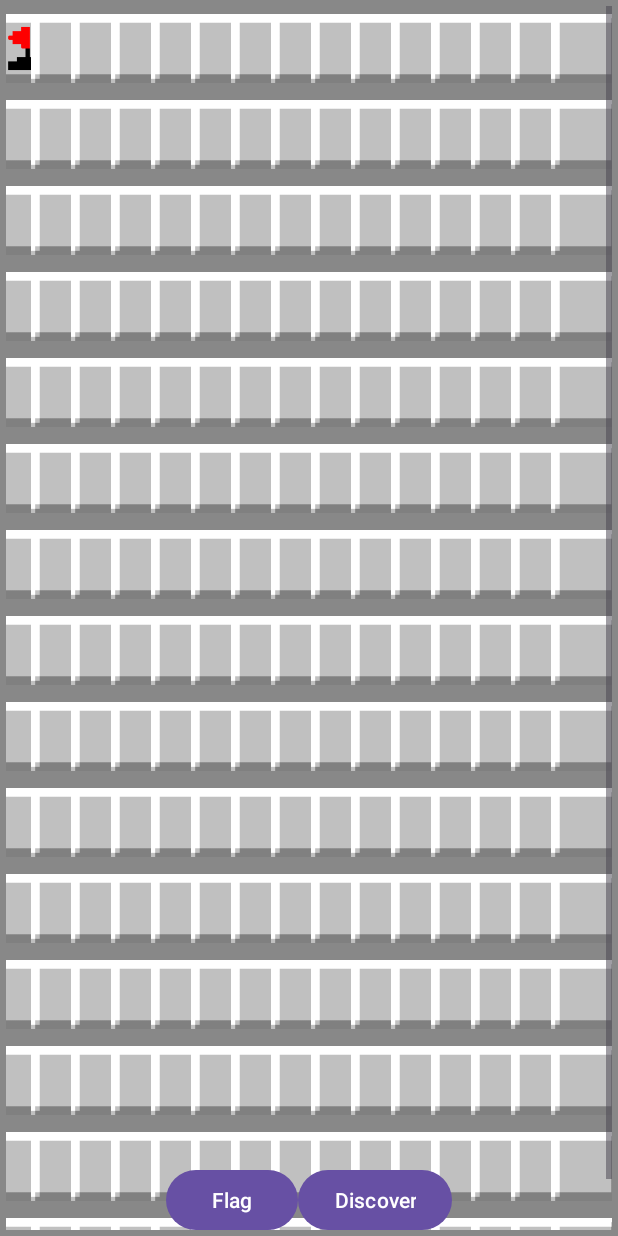
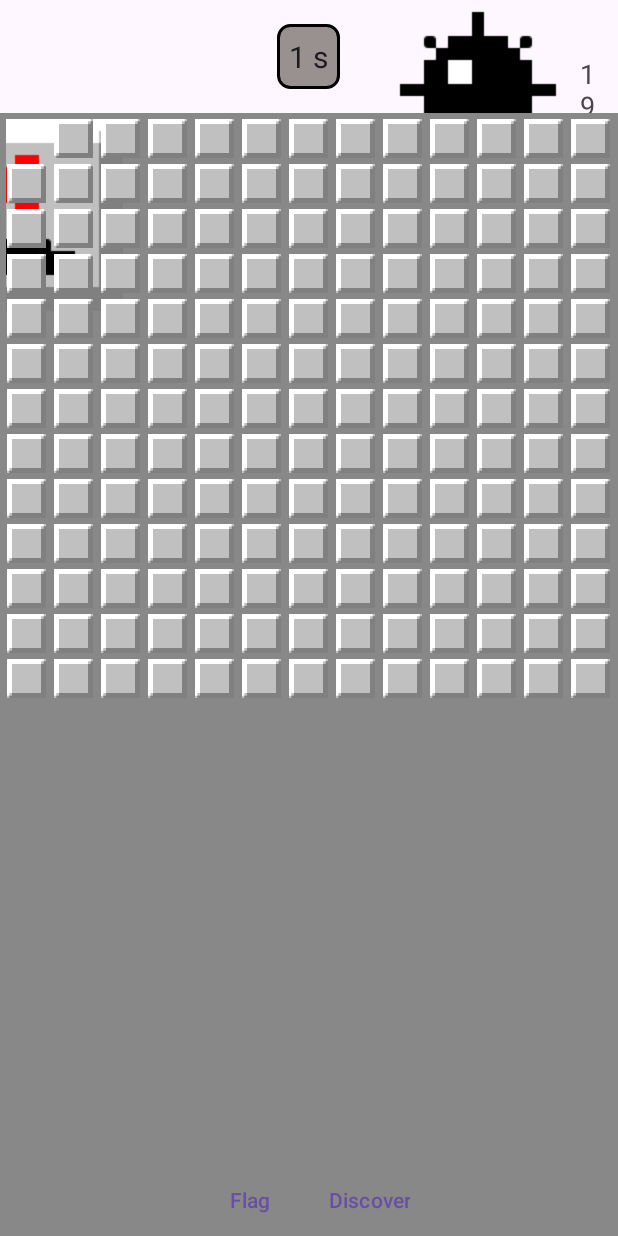
Before and after one commit to eblouet42/Intro-dep-info-D-mineur, an Android app: the screen it shows after launch (MainActivity), after a tap on "Discover", on a phone screen of 412 x 824 dp. Run offline under Robolectric (Android 15) with nearby library versions, the phone set to English and light mode, and no system bars; 1 other tap on this screen came first.

Commit message:
chrono, fin de partie, compteur de bombes(à modif la taille/design)

```diff
--- a/app/src/main/java/mines/hayma/minesweeper/Grille.java
+++ b/app/src/main/java/mines/hayma/minesweeper/Grille.java
@@ -1,15 +1,11 @@
 package mines.hayma.minesweeper;
-
-import android.content.Context;
-import android.widget.ImageView;
-
 import java.util.Random;
 
 public class Grille {
-    private int lignes;
-    private int colonnes;
-    private int nbMines;
-    private Case[][] cases;
+    private final int lignes;
+    private final int colonnes;
+    public static int nbMines;
+    private final Case[][] cases;
 
     public Case[][] getCases() {
         return cases;
@@ -18,7 +14,7 @@ public class Grille {
     public Grille(int lignes, int colonnes, int nbMines){
         this.lignes = lignes;
         this.colonnes = colonnes;
-        this.nbMines = nbMines;
+        Grille.nbMines = nbMines;
         cases = new Case[lignes][colonnes];
         initialisation();
     }
@@ -57,13 +53,13 @@ public class Grille {
 
     private void placerMines() {
         Random random = new Random();
-        int minesPlacées = 0;
-        while (minesPlacées<nbMines){
+        int minesPlacees = 0;
+        while (minesPlacees<nbMines){
             int ligne = random.nextInt(lignes);
             int colonne = random.nextInt(colonnes);
             if (!cases[ligne][colonne].hasMine) {
                 cases[ligne][colonne].setMine(true);
-                minesPlacées++;
+                minesPlacees++;
             }
         }
     }
--- a/app/src/main/java/mines/hayma/minesweeper/MainActivity.java
+++ b/app/src/main/java/mines/hayma/minesweeper/MainActivity.java
@@ -1,70 +1,154 @@
 package mines.hayma.minesweeper;
 
+import android.annotation.SuppressLint;
 import android.graphics.Color;
 import android.os.Bundle;
-import android.view.View;
-import android.widget.AdapterView;
+import android.os.SystemClock;
 import android.widget.Button;
+import android.widget.Chronometer;
 import android.widget.GridView;
 import android.widget.ImageView;
+import android.widget.TextView;
 import android.widget.Toast;
 
 import androidx.appcompat.app.AppCompatActivity;
 
 public class MainActivity extends AppCompatActivity {
     private Grille grille;
-    private GridView gridView;
     private MineAdapter mineAdapter;
-    private Case selectedCase;
+    private boolean debut=false;
+    private boolean fingame=false;
+    private TextView minesrestantes;
+    private int nbdrapos = 0;
+
     ImageView caseSelect;
     int x;
     int y;
-    int colorSelected = Color.parseColor("#80FFFFFF");
-    int colorNormal = Color.TRANSPARENT;
+    int colorSelected=Color.parseColor("#80FFFFFF");
+    int colorNormal=Color.TRANSPARENT;
+    @SuppressLint("SetTextI18n")
     @Override
     protected void onCreate(Bundle savedInstanceState) {
+
         super.onCreate(savedInstanceState);
         setContentView(R.layout.activity_main);
+
         // Initialisation de la grille; faire varier gridSize et nbMines à l'avenir
-        int gridSize = 15;
-        int nbMines = 40;
+        int gridSize=13;
+        int nbMines=20;
         grille = new Grille(gridSize, gridSize, nbMines);
 
+        // Le chrono il est là
+        Chronometer chrono=findViewById(R.id.Chronometer);
+        chrono.setOnChronometerTickListener(chronometer -> {
+            long elapsedMillis=SystemClock.elapsedRealtime()-chronometer.getBase();
+            chronometer.setText(elapsedMillis/1000+" s");
+        });
 
+        // Le compteur de mines restantes
+        minesrestantes=findViewById(R.id.Minesrestantes);
+        updateminesrestantes();
         // La gridView en elle-même
-        gridView = findViewById(R.id.gridView);
+        GridView gridView = findViewById(R.id.gridView);
         gridView.setNumColumns(gridSize);
+
         // L'adapteur qui actualise tous les objets de la gridView
         mineAdapter = new MineAdapter(this, grille);
         gridView.setAdapter(mineAdapter);
 
         // Lorsque l'utilisateur clique sur un élément qui est repéré par sa view, sa position, son id...
-        gridView.setOnItemClickListener(new AdapterView.OnItemClickListener() {
-            @Override
-            public void onItemClick(AdapterView<?> parent, View view, int position, long id) {
+        gridView.setOnItemClickListener((parent, view, position, id) -> {
+
             // Récupérer l'objet de la case cliquée
             if (caseSelect!=null) {
                 caseSelect.setBackgroundColor(colorNormal);
             }
-                caseSelect = (ImageView) view;
+            caseSelect=(ImageView) view;
             caseSelect.setBackgroundColor(colorSelected);
             x = position%grille.getLignes();
             y = position/grille.getColonnes();
+        });
+
+        Button btnFlag=findViewById(R.id.btnFlag);
+        btnFlag.setOnClickListener(v -> {
+            if (!fingame) {
+                grille.getCases()[x][y].mark();
+                if (grille.getCases()[x][y].isMarked){
+                    nbdrapos++;
+                }else{
+                    nbdrapos--;
+                }
+                updateminesrestantes();
+                mineAdapter.notifyDataSetChanged();
             }
         });
 
-        Button btnFlag = findViewById(R.id.btnFlag);
-        btnFlag.setOnClickListener(v -> {
-            grille.getCases()[x][y].mark();
+        Button btnDiscover=findViewById(R.id.btnDiscover);
+        btnDiscover.setOnClickListener(v -> {
+            if (!fingame){
+
+                // On lance le chrono à la première case découverte
+                if (!debut) {
+                    chrono.setBase(SystemClock.elapsedRealtime());
+                    chrono.start();
+                    debut=true;
+                }
+                grille.click(x, y);
+
+                // Après chaque découverte, on vérifie si le jeu est terminé ou non
+                if (ezwin()) {
+                    Toast.makeText(this, "gg wp no re", Toast.LENGTH_SHORT).show();
+                    chrono.stop();
+                    revealbombs();
+                    fingame=true;
+                } else if (isnoob()) {
+                    Toast.makeText(this, "ah tu t'es trompé...", Toast.LENGTH_SHORT).show();
+                    chrono.stop();
+                    revealbombs();
+                    fingame=true;
+                }
                 mineAdapter.notifyDataSetChanged();
-        });
-
-        Button btnDiscover = findViewById(R.id.btnDiscover);
-        btnDiscover.setOnClickListener(v -> {
-            grille.click(x,y);
-            mineAdapter.notifyDataSetChanged();
+            }
         });
     }
+    private void updateminesrestantes(){
+        int nbminesrestantes = Grille.nbMines - nbdrapos;
+        minesrestantes.setText(String.valueOf(nbminesrestantes));
+    }
+    // Le jeu est gagné lorsque toutes les cases sans mines sont découvertes
+    private boolean ezwin() {
+        for (int i=0;i<grille.getLignes();i++) {
+            for (int j=0;j<grille.getColonnes();j++) {
+                Case c=grille.getCases()[i][j];
+                if (!c.isClicked && !c.hasMine) {
+                    return false;
+                }
+            }
+        }
+        return true;
+    }
 
-
+    // Le jeu est perdu quand une case est découverte et a une mine
+    private boolean isnoob() {
+        for (int i=0;i<grille.getLignes();i++) {
+            for (int j=0;j<grille.getColonnes();j++) {
+                Case c=grille.getCases()[i][j];
+                if (c.isClicked && c.hasMine) {
+                    return true;
                 }
+            }
+        }
+        return false;
+    }
+    // On découvre toutes les bombes en fin de partie
+    private void revealbombs(){
+        for (int i=0;i<grille.getLignes();i++){
+            for (int j=0;j<grille.getColonnes();j++){
+                Case c=grille.getCases()[i][j];
+                if (c.hasMine){
+                    c.click();
+                }
+            }
+        }
+    }
+}
--- a/app/src/main/java/mines/hayma/minesweeper/MineAdapter.java
+++ b/app/src/main/java/mines/hayma/minesweeper/MineAdapter.java
@@ -1,5 +1,6 @@
 package mines.hayma.minesweeper;
 
+import android.annotation.SuppressLint;
 import android.content.Context;
 import android.graphics.Color;
 import android.graphics.drawable.StateListDrawable;
@@ -11,9 +12,9 @@ import android.widget.ImageView;
 public class MineAdapter extends BaseAdapter {
 
     // Trucs de la doc
-    private Context context;
-    private Grille grille;
-    private int selectedPosition = -1;
+    private final Context context;
+    private final Grille grille;
+
     public MineAdapter(Context context, Grille grille)
         {this.context = context;
         this.grille = grille;}
@@ -33,6 +34,7 @@ public class MineAdapter extends BaseAdapter {
         {return position;}
     // jsp à quoi ça sert, à rien pr l'instant mais la doc le définit quand même
 
+    @SuppressLint("UseCompatLoadingForDrawables")
     @Override
     //Explanation
     //int position : la position de l'élément dans la liste ou la grille.
@@ -44,15 +46,15 @@ public class MineAdapter extends BaseAdapter {
 
         if (convertView == null)
             {imageView = new ImageView(context);
-            imageView.setLayoutParams(new ViewGroup.LayoutParams(85, 85));
-            imageView.setScaleType(ImageView.ScaleType.CENTER_CROP);
-            imageView.setPadding(8, 8, 8, 8);}
+                int size = parent.getWidth() / grille.getColonnes()-8;
+                imageView.setLayoutParams(new ViewGroup.LayoutParams(size, size));
+                imageView.setScaleType(ImageView.ScaleType.CENTER_CROP);
+            }
 
             //Si convertView est null, cela signifie qu'il n'y a pas de vue réutilisable disponible, donc une nouvelle vue doit être créée.
             //imageView = new ImageView(context); : crée une nouvelle instance de ImageView en utilisant le contexte de l'application ou de l'activité.
             //imageView.setLayoutParams(new ViewGroup.LayoutParams(85, 85)); : définit les paramètres de mise en page pour l'image, ici une taille fixe de 85x85 pixels.
             //imageView.setScaleType(ImageView.ScaleType.CENTER_CROP); : définit le type de mise à l'échelle de l'image. CENTER_CROP ajuste l'image pour qu'elle remplisse l'espace de l'ImageView, tout en conservant le ratio d'aspect de l'image.
-            //imageView.setPadding(8, 8, 8, 8); : définit une marge intérieure (padding) de 8 pixels sur tous les côtés de l'image.
 
         else
             {imageView = (ImageView) convertView;}
@@ -66,6 +68,7 @@ public class MineAdapter extends BaseAdapter {
         imageView.setBackground(stateListDrawable);
 
         imageView.setImageResource(R.drawable.untouched);
+        int selectedPosition = -1;
         if (position == selectedPosition){
             imageView.setBackgroundColor(colorSelected);
         }
@@ -85,7 +88,7 @@ public class MineAdapter extends BaseAdapter {
             }
                 // On set une image de bombe si on clique sur une bombe
             else {
-                int resId = context.getResources().getIdentifier("number" + c.getMinesVoisines(), "drawable", context.getPackageName());
+                @SuppressLint("DiscouragedApi") int resId = context.getResources().getIdentifier("number" + c.getMinesVoisines(), "drawable", context.getPackageName());
                 imageView.setImageResource(resId);
             }
         }
--- /dev/null
+++ b/app/src/main/res/drawable/chrono_bg.xml
@@ -0,0 +1,7 @@
+<shape xmlns:android="http://schemas.android.com/apk/res/android">
+    <solid android:color="#999090" /> <!-- Fond blanc -->
+    <corners android:radius="8dp" /> <!-- Coins arrondis -->
+    <stroke
+        android:width="2dp"
+        android:color="#000000" /> <!-- Bordure noire -->
+</shape>
--- a/app/src/main/res/layout/activity_main.xml
+++ b/app/src/main/res/layout/activity_main.xml
@@ -1,8 +1,32 @@
 <RelativeLayout xmlns:android="http://schemas.android.com/apk/res/android"
+    xmlns:app="http://schemas.android.com/apk/res-auto"
     xmlns:tools="http://schemas.android.com/tools"
     android:layout_width="match_parent"
     android:layout_height="match_parent"
     tools:context=".MainActivity">
+
+    <Chronometer
+        android:id="@+id/Chronometer"
+        android:layout_width="wrap_content"
+        android:layout_height="wrap_content"
+        android:layout_alignParentTop="true"
+        android:layout_centerHorizontal="true"
+        android:layout_margin="16dp"
+        android:padding="8dp"
+        android:textSize="20sp"
+        android:background="@drawable/chrono_bg" />
+
+    <TextView
+        android:id="@+id/Minesrestantes"
+        android:layout_width="wrap_content"
+        android:layout_height="wrap_content"
+        android:layout_toEndOf="@id/Chronometer"
+        android:layout_marginStart="16dp"
+        android:layout_marginEnd="16dp"
+        android:gravity="center_vertical"
+        android:textSize="18sp"
+        android:drawablePadding="8dp"
+        app:drawableStartCompat="@drawable/bomb" />
 
     <GridView
         android:id="@+id/gridView"
@@ -11,13 +35,14 @@
         android:addStatesFromChildren="true"
         android:background="#888"
         android:gravity="center"
-        android:horizontalSpacing="1dp"
+        android:horizontalSpacing="4dp"
         android:numColumns="4"
         android:padding="4dp"
         android:stretchMode="columnWidth"
-        android:verticalSpacing="1dp" />
-
+        android:verticalSpacing="4dp"
+        android:layout_below="@id/Chronometer" />
     <LinearLayout
+        style="?android:attr/buttonBarStyle"
         android:layout_width="match_parent"
         android:layout_height="wrap_content"
         android:orientation="horizontal"
@@ -26,14 +51,17 @@
 
         <Button
             android:id="@+id/btnFlag"
+            style="?android:attr/buttonBarButtonStyle"
             android:layout_width="wrap_content"
             android:layout_height="wrap_content"
-            android:text="Flag" />
+            android:text="@string/flag" />
 
         <Button
             android:id="@+id/btnDiscover"
+            style="?android:attr/buttonBarButtonStyle"
             android:layout_width="wrap_content"
             android:layout_height="wrap_content"
-            android:text="Discover" />
+            android:text="@string/discover" />
+
     </LinearLayout>
 </RelativeLayout>
--- a/app/src/main/res/values/strings.xml
+++ b/app/src/main/res/values/strings.xml
@@ -1,3 +1,5 @@
 <resources>
     <string name="app_name">Minesweeper</string>
+    <string name="flag">Flag</string>
+    <string name="discover">Discover</string>
 </resources>
```
Lines whose indentation alone changed are shown as unchanged.
